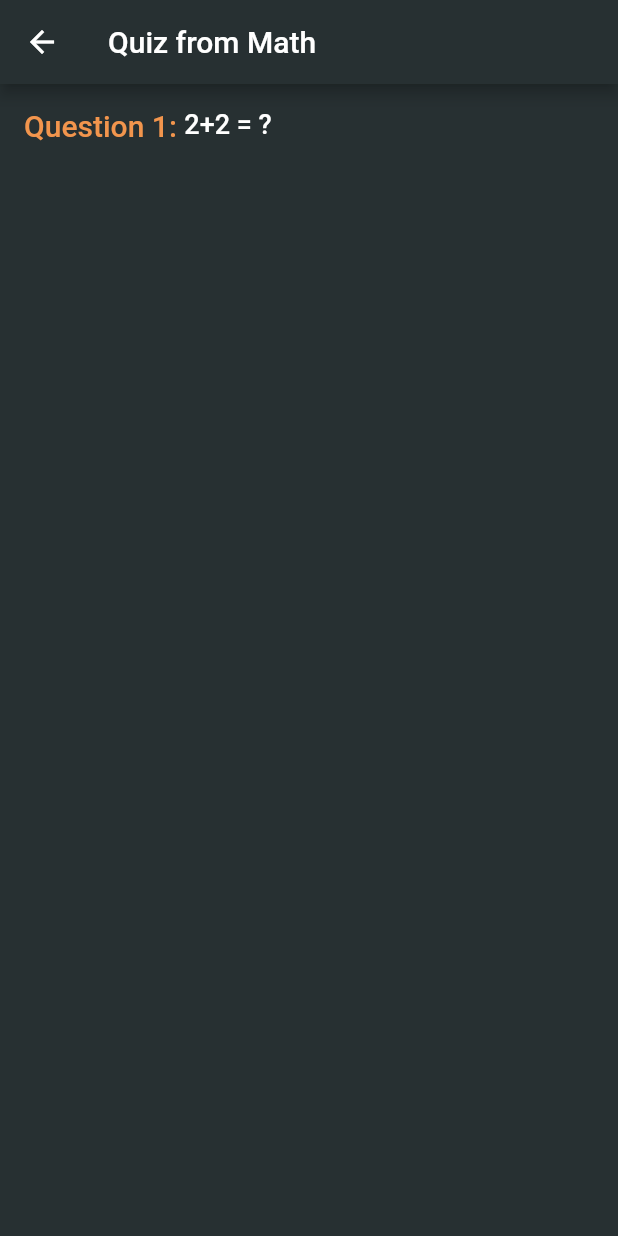
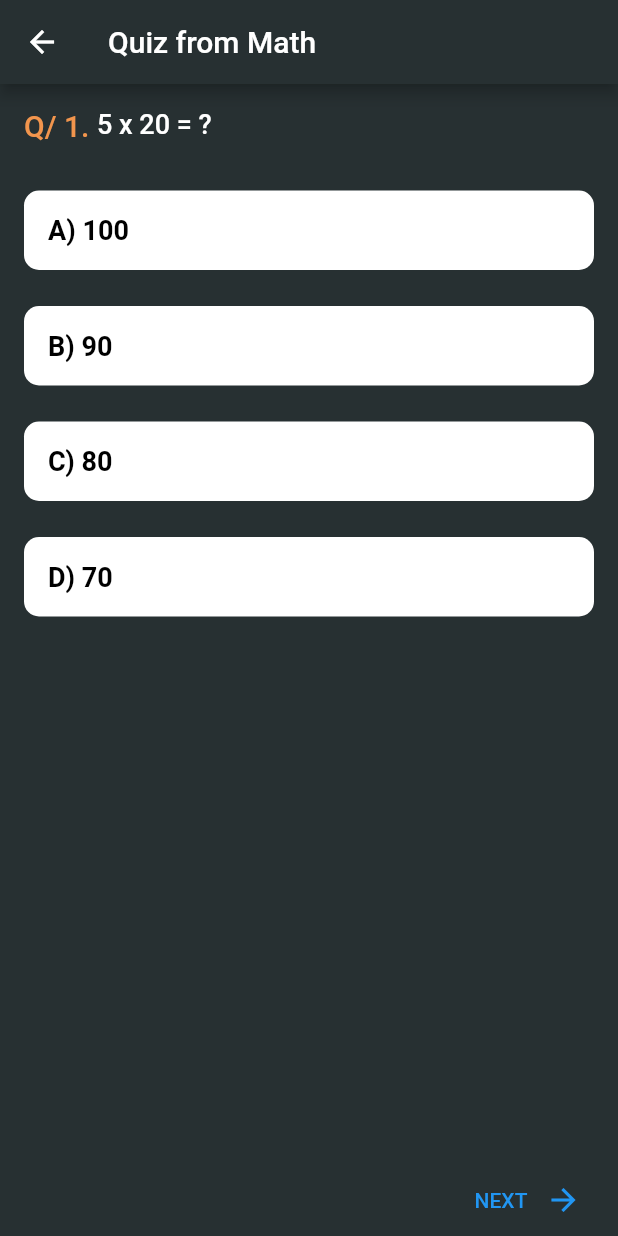
Before and after one commit to Abdusamad98/test_project, a Flutter app: the screen it shows after launch, after a tap on "Math", on a phone screen of 412 x 824 dp. Run offline on Flutter 3.47's test engine with Material 2 defaults, Android fonts, the phone set to English and light mode, and no system bars; statements that could not run were skipped.

Commit message:
some changes

```diff
--- a/lib/models/question_model.dart
+++ b/lib/models/question_model.dart
@@ -7,7 +7,7 @@ class QuestionModel {
   final String answer2;
   final String answer3;
   final String answer4;
-  final String trueAnswer;
+  final int trueAnswer;
   final QuestionLevel level;
 
   QuestionModel({
--- a/lib/ui/quiz_screen.dart
+++ b/lib/ui/quiz_screen.dart
@@ -1,6 +1,8 @@
 import 'package:flutter/material.dart';
 import 'package:test_project/models/question_model.dart';
 import 'package:test_project/models/subject_model.dart';
+import 'package:test_project/ui/results_screen.dart';
+import 'package:test_project/ui/widgets/answer_button.dart';
 import 'package:test_project/ui/widgets/question_text_view.dart';
 import 'package:test_project/utils/colors.dart';
 
@@ -17,6 +19,9 @@ class _QuizScreenState extends State<QuizScreen> {
   List<QuestionModel> questions = [];
 
   int currentQuestionIndex = 0;
+  int selectedAnswerOrder = -1;
+
+  Map<int, int> selectedAnswers = {};
 
   @override
   void initState() {
@@ -30,13 +35,123 @@ class _QuizScreenState extends State<QuizScreen> {
       appBar: AppBar(
         title: Text("Quiz from ${widget.subjectModel.subjectName}"),
       ),
-      body: ListView(
-        padding: EdgeInsets.all(16),
+      body: Column(
         children: [
-          QuestionTextView(
-            questionText: questions[currentQuestionIndex].questionText,
-            currentQuestionIndex: currentQuestionIndex,
+          Expanded(
+            child: ListView(
+              padding: const EdgeInsets.all(16),
+              children: [
+                QuestionTextView(
+                  questionText: questions[currentQuestionIndex].questionText,
+                  currentQuestionIndex: currentQuestionIndex,
+                ),
+                const SizedBox(height: 20),
+                AnswerButton(
+                  answerText: "A) ${questions[currentQuestionIndex].answer1}",
+                  isSelected: selectedAnswerOrder == 1,
+                  onTap: () {
+                    setState(() {
+                      selectedAnswerOrder = 1;
+                      selectedAnswers[currentQuestionIndex] = selectedAnswerOrder;
+                    });
+                  },
+                ),
+                AnswerButton(
+                  answerText: "B) ${questions[currentQuestionIndex].answer2}",
+                  isSelected: selectedAnswerOrder == 2,
+                  onTap: () {
+                    setState(() {
+                      selectedAnswerOrder = 2;
+                      selectedAnswers[currentQuestionIndex] = selectedAnswerOrder;
+                    });
+                  },
+                ),
+                AnswerButton(
+                  answerText: "C) ${questions[currentQuestionIndex].answer3}",
+                  isSelected: selectedAnswerOrder == 3,
+                  onTap: () {
+                    setState(() {
+                      selectedAnswerOrder = 3;
+                      selectedAnswers[currentQuestionIndex] = selectedAnswerOrder;
+
+                    });
+                  },
+                ),
+                AnswerButton(
+                  answerText: "D) ${questions[currentQuestionIndex].answer4}",
+                  isSelected: selectedAnswerOrder == 4,
+                  onTap: () {
+                    setState(() {
+                      selectedAnswerOrder = 4;
+                      selectedAnswers[currentQuestionIndex] = selectedAnswerOrder;
+                    });
+                  },
+                ),
+              ],
+            ),
           ),
+          Row(
+            mainAxisAlignment: MainAxisAlignment.end,
+            children: [
+              SizedBox(
+                width: 120,
+                child: TextButton(
+                  onPressed: () {
+
+                    print("CURRENTLY SELECTED ANSWERS STATE: $selectedAnswers");
+
+                    if (selectedAnswerOrder == -1) {
+                      ScaffoldMessenger.of(context).showSnackBar(
+                        const SnackBar(
+                          backgroundColor: Colors.red,
+                          margin: EdgeInsets.symmetric(
+                            vertical: 100,
+                            horizontal: 20,
+                          ),
+                          behavior: SnackBarBehavior.floating,
+                          content: Text(
+                            "Choose one of these options!!!",
+                            style: TextStyle(
+                              fontSize: 16,
+                              color: Colors.white,
+                            ),
+                          ),
+                        ),
+                      );
+                      return;
+                    }
+                    if (currentQuestionIndex < questions.length - 1) {
+                      currentQuestionIndex++;
+                      selectedAnswerOrder = -1;
+                      setState(() {});
+                    } else {
+                      Navigator.pushReplacement(
+                        context,
+                        MaterialPageRoute(
+                          builder: (context) {
+                            return ResultsScreen(
+                              selectedAnswers: selectedAnswers,
+                              subject: widget.subjectModel,
+                            );
+                          },
+                        ),
+                      );
+                    }
+                  },
+                  child: Row(
+                    mainAxisAlignment: MainAxisAlignment.center,
+                    children: [
+                      Text(currentQuestionIndex == questions.length - 1
+                          ? "RESULTS"
+                          : "NEXT"),
+                      SizedBox(width: 12),
+                      Icon(Icons.arrow_forward)
+                    ],
+                  ),
+                ),
+              )
+            ],
+          )
         ],
       ),
     );
--- /dev/null
+++ b/lib/ui/widgets/answer_button.dart
@@ -0,0 +1,37 @@
+import 'package:flutter/material.dart';
+
+class AnswerButton extends StatelessWidget {
+  const AnswerButton({
+    super.key,
+    required this.answerText,
+    required this.isSelected,
+    required this.onTap,
+  });
+
+  final String answerText;
+  final bool isSelected;
+  final VoidCallback onTap;
+
+  @override
+  Widget build(BuildContext context) {
+    return GestureDetector(
+      onTap: onTap,
+      child: Container(
+        margin: const EdgeInsets.symmetric(vertical: 12),
+        padding: const EdgeInsets.all(16),
+        decoration: BoxDecoration(
+          borderRadius: BorderRadius.circular(10),
+          color: isSelected ? Colors.green : Colors.white,
+        ),
+        child: Text(
+          answerText,
+          style: TextStyle(
+            fontSize: 18,
+            color: isSelected ? Colors.white : Colors.black,
+            fontWeight: FontWeight.w600,
+          ),
+        ),
+      ),
+    );
+  }
+}
--- a/lib/ui/widgets/question_text_view.dart
+++ b/lib/ui/widgets/question_text_view.dart
@@ -13,7 +13,7 @@ class QuestionTextView extends StatelessWidget {
       crossAxisAlignment: CrossAxisAlignment.start,
       children: [
         Text(
-          "Question ${currentQuestionIndex+1}: ",
+          "Q/ ${currentQuestionIndex+1}. ",
           style: const TextStyle(
             color: AppColors.C_F2954D,
             fontWeight: FontWeight.w500,
```
Also changed, not shown: lib/repository/app_repository.dart (+44 -17 lines), lib/ui/results_screen.dart (+39 -0 lines).
